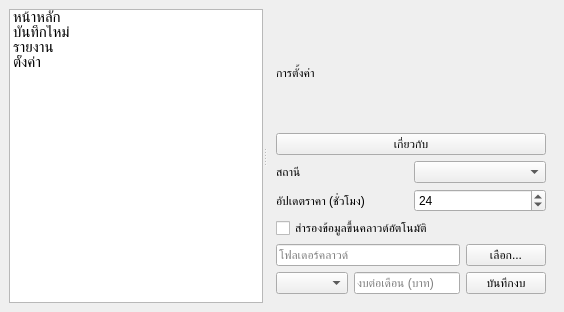
Above: src/views/main_window.ui from xXFirst555Xx/FuelTracker before the change. Below: the same form after it.
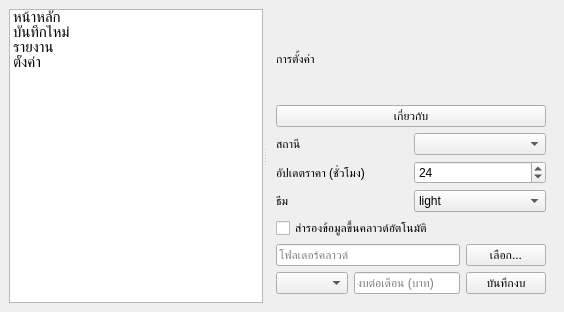
That is the form after the change. The open tabs and pages were chosen to show the change. Icons and pictures are not drawn.

Commit message: Add theme selection and persistence

Patch:
```diff
--- a/src/views/main_window.ui
+++ b/src/views/main_window.ui
@@ -219,6 +219,36 @@
          </item>
         </layout>
        </item>
+       <item>
+        <layout class="QHBoxLayout" name="themeLayout">
+         <item>
+          <widget class="QLabel" name="themeLabel">
+           <property name="text">
+            <string>ธีม</string>
+           </property>
+          </widget>
+         </item>
+         <item>
+          <widget class="QComboBox" name="themeComboBox">
+           <item>
+            <property name="text">
+             <string>light</string>
+            </property>
+           </item>
+           <item>
+            <property name="text">
+             <string>dark</string>
+            </property>
+           </item>
+           <item>
+            <property name="text">
+             <string>modern</string>
+            </property>
+           </item>
+          </widget>
+         </item>
+        </layout>
+       </item>
        <item>
         <widget class="QCheckBox" name="syncCheckBox">
          <property name="text">
```
The commit also changes 5 other files.
